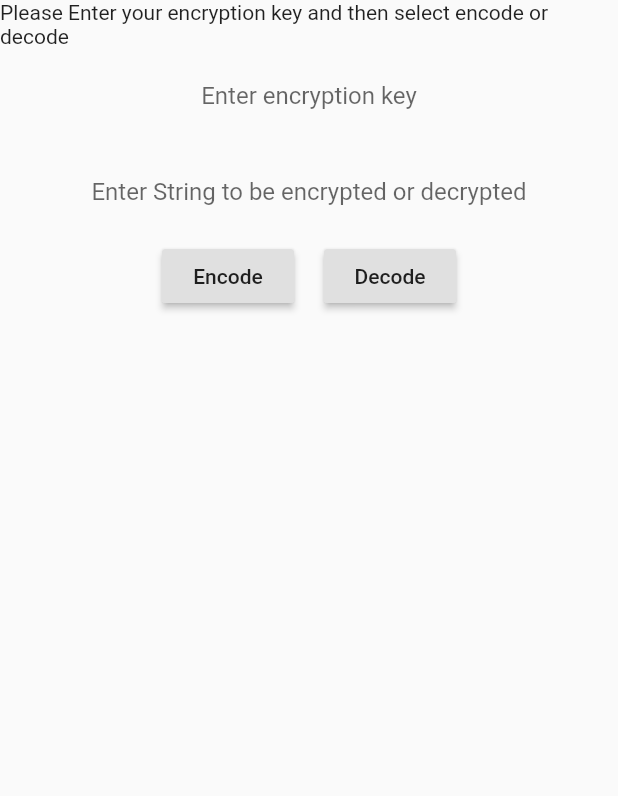
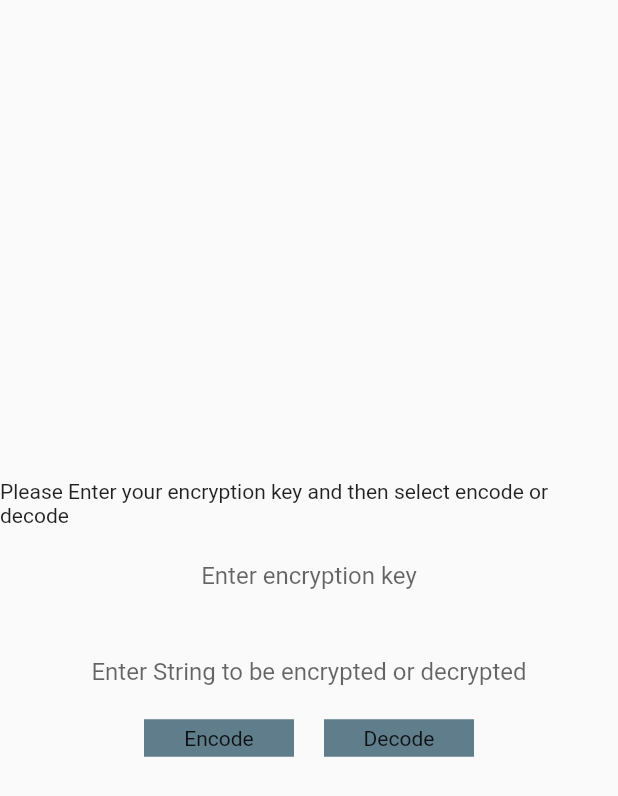
Before and after one commit to ethani149/2.7, a Flutter app: the screen it shows after launch, after a tap on "Start", on a phone screen of 412 x 824 dp. Shown: the top 796 px of the screen. Run offline on Flutter 3.47's test engine with Material 2 defaults, Android fonts, the phone set to English and light mode, and no system bars.

Commit message:
UI design Changes

```diff
--- a/cypher_advanced_programing/lib/SharedUI/HomeScreen.dart
+++ b/cypher_advanced_programing/lib/SharedUI/HomeScreen.dart
@@ -5,6 +5,7 @@ class HomeScreenView extends StatelessWidget {
   @override
   Widget build(BuildContext context) {
     return Column(
+      mainAxisAlignment: MainAxisAlignment.center,
       children: [
         Padding(
           padding: const EdgeInsets.only(bottom: 20),
@@ -14,16 +15,20 @@ class HomeScreenView extends StatelessWidget {
                 "This is a encryption and decryprion program you use this program you will need a encryption key"),
           ),
         ),
-        RaisedButton(
-          onPressed: () {
+        GestureDetector(
+          onTap: () {
             Navigator.push(
                 context,
                 MaterialPageRoute(
                     builder: (context) =>
                         EncodeDecodeSelectVC())); // Pushing New VC into Navigation Stack
           },
-          child: Text("Start"),
-        )
+          child: Container(
+              width: 100,
+              height: 25,
+              color: Colors.blueGrey,
+              child: Center(child: Text("Start"))),
+        ),
       ],
     );
   }
--- a/cypher_advanced_programing/lib/ViewController/encodeDecodeSelectVC.dart
+++ b/cypher_advanced_programing/lib/ViewController/encodeDecodeSelectVC.dart
@@ -16,6 +16,7 @@ class _StateEncodeDecodeSelectVC extends State<EncodeDecodeSelectVC> {
   Widget build(BuildContext context) {
     return Scaffold(
         body: Column(
+      mainAxisAlignment: MainAxisAlignment.center,
       children: [
         Text(
             "Please Enter your encryption key and then select encode or decode"),
@@ -44,20 +45,28 @@ class _StateEncodeDecodeSelectVC extends State<EncodeDecodeSelectVC> {
         Row(
           mainAxisAlignment: MainAxisAlignment.center,
           children: [
-            RaisedButton(
-              onPressed: () {
+            GestureDetector(
+              onTap: () {
                 encodeString();
               },
-              child: Text("Encode"),
+              child: Container(
+                  width: 100,
+                  height: 25,
+                  color: Colors.blueGrey,
+                  child: Center(child: Text("Encode"))),
             ),
             Padding(
               padding: EdgeInsets.only(left: 20),
             ),
-            RaisedButton(
-              onPressed: () {
+            GestureDetector(
+              onTap: () {
                 decodeString();
               },
-              child: Text("Decode"),
+              child: Container(
+                  width: 100,
+                  height: 25,
+                  color: Colors.blueGrey,
+                  child: Center(child: Text("Decode"))),
             ),
           ],
         )
@@ -105,11 +114,15 @@ class _StateEncodeDecodeSelectVC extends State<EncodeDecodeSelectVC> {
 
   showAlertDialog(BuildContext context, String errorText) {
     // set up the button
-    Widget okButton = FlatButton(
-      child: Text("OK"),
-      onPressed: () {
+    Widget okButton = GestureDetector(
+      onTap: () {
         Navigator.pop(context);
       },
+      child: Container(
+          width: 100,
+          height: 25,
+          color: Colors.blueGrey,
+          child: Center(child: Text("Ok"))),
     );
 
     // set up the AlertDialog
```
